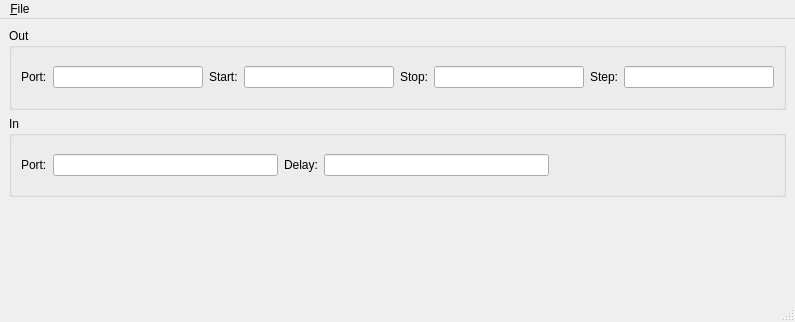
PFTL/SimpleDaq, file PythonForTheLab/View/GUI/scan_window.ui: the form before one commit.
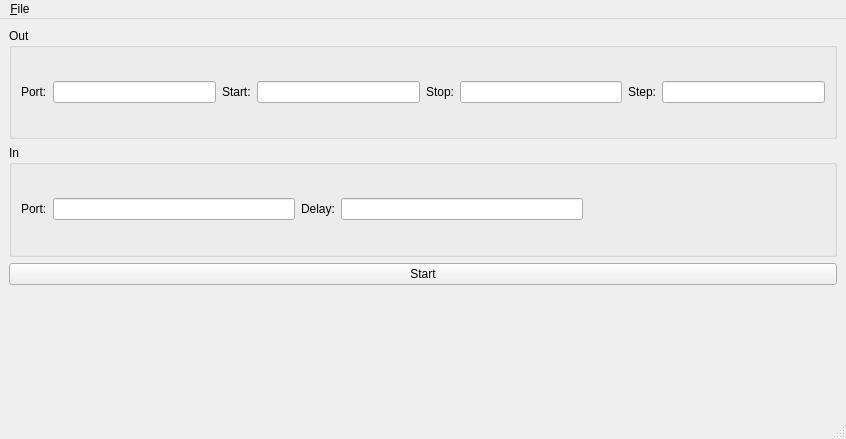
The form after the commit.

Commit message: Cleaning files after class

The edit to the form file:
```diff
--- a/PythonForTheLab/View/GUI/scan_window.ui
+++ b/PythonForTheLab/View/GUI/scan_window.ui
@@ -6,8 +6,8 @@
    <rect>
     <x>0</x>
     <y>0</y>
-    <width>795</width>
-    <height>322</height>
+    <width>846</width>
+    <height>439</height>
    </rect>
   </property>
   <property name="windowTitle">
@@ -144,6 +144,16 @@
       </layout>
      </widget>
     </item>
+    <item>
+     <widget class="QPushButton" name="startButton">
+      <property name="text">
+       <string>Start</string>
+      </property>
+      <property name="flat">
+       <bool>false</bool>
+      </property>
+     </widget>
+    </item>
     <item>
      <widget class="QDialogButtonBox" name="buttonBox">
       <property name="standardButtons">
@@ -161,7 +171,7 @@
     <rect>
      <x>0</x>
      <y>0</y>
-     <width>795</width>
+     <width>846</width>
      <height>22</height>
     </rect>
    </property>
```
Left out of the diff: 4 changed lines with no effect on the pictures. The commit also changes 8 other files.
